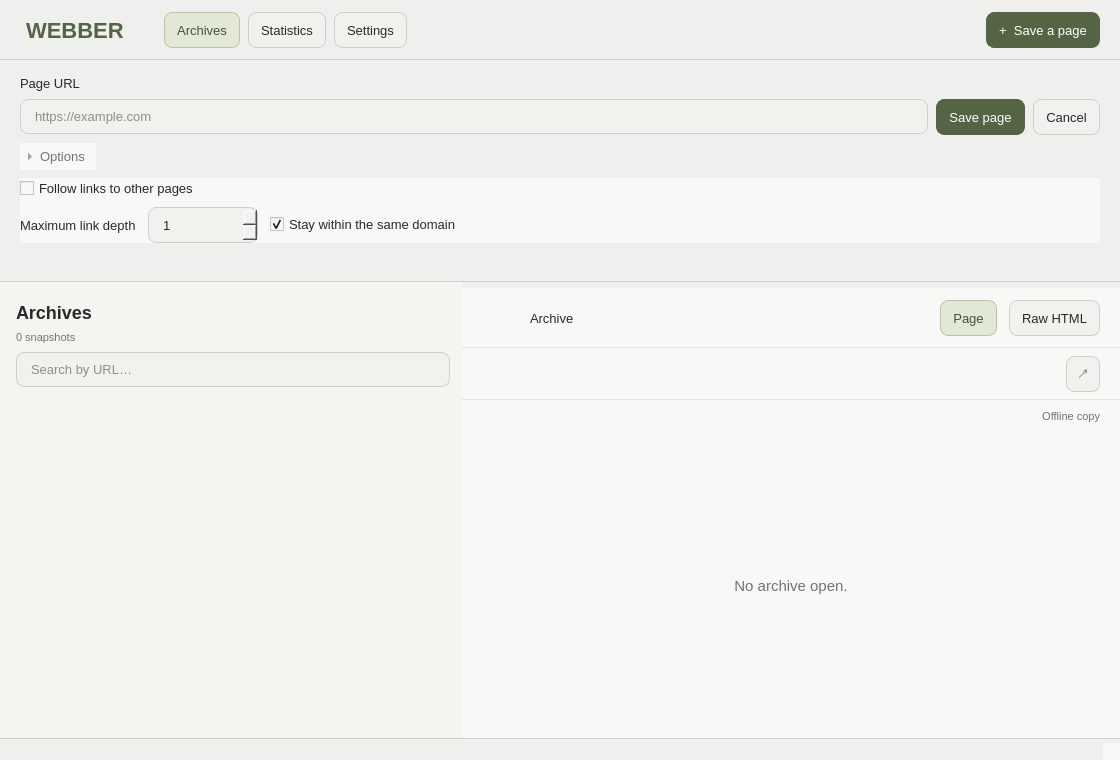
Old version of the form frontend/src/ui/main_window.ui in the repository jebraden/CSE115A-Webber.
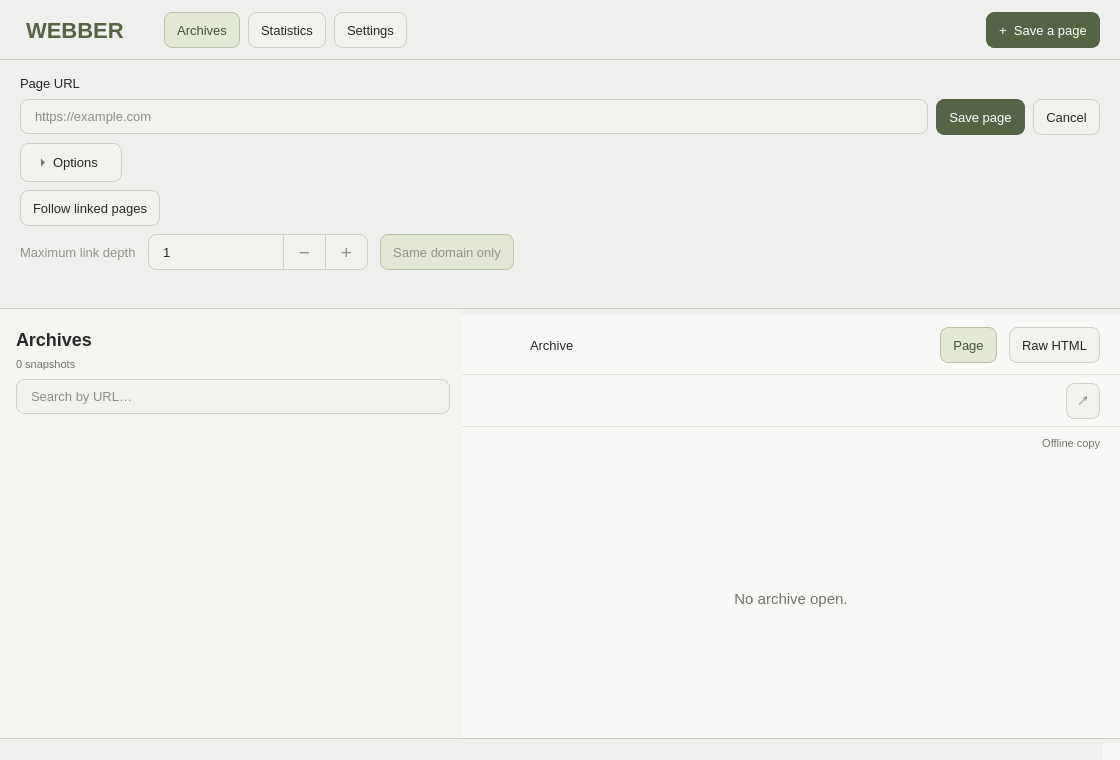
New version of the form. Icons and pictures are not drawn.

Commit message: 4.6.1: align crawl controls with existing UI styling

The edit to the form file:
```diff
--- a/frontend/src/ui/main_window.ui
+++ b/frontend/src/ui/main_window.ui
@@ -10,12 +10,12 @@
 QLabel { background: transparent; }
 QWidget#navigationBar, QWidget#capturePanel { background: #efefed; border-bottom: 1px solid #cececa; }
 QLabel#brandLabel { background: transparent; color: #566446; font-size: 22px; font-weight: 600; padding: 0 8px 0 0; }
-QPushButton { min-height: 18px; padding: 8px 12px; border: 1px solid #cececa; border-radius: 8px; background: #f1f1ee; }
+QPushButton, QToolButton#captureOptionsButton { min-height: 18px; padding: 8px 12px; border: 1px solid #cececa; border-radius: 8px; background: #f1f1ee; }
 QPushButton#sidebarToggle { padding: 5px; border: none; background: transparent; }
 QPushButton#sidebarToggle:hover { background: #e9ecdf; }
-QPushButton:hover { background: #e9ecdf; }
-QPushButton:checked { background: #e3e8d6; color: #435435; border-color: #b7c4a7; }
-QPushButton:focus { border-color: #879b76; }
+QPushButton:hover, QToolButton#captureOptionsButton:hover { background: #e9ecdf; }
+QPushButton:checked, QToolButton#captureOptionsButton:checked { background: #e3e8d6; color: #435435; border-color: #b7c4a7; }
+QPushButton:focus, QToolButton#captureOptionsButton:focus { border-color: #879b76; }
 QPushButton#savePageButton, QPushButton#captureButton { background: #566446; color: #ffffff; border-color: #566446; }
 QPushButton#savePageButton:hover, QPushButton#captureButton:hover { background: #4b5a3d; border-color: #4b5a3d; }
 QPushButton#savePageButton:pressed, QPushButton#captureButton:pressed { background: #414f35; border-color: #414f35; }
@@ -40,11 +40,11 @@
 QLabel#webpageHeading { font-size: 15px; margin-top: 20px; }
 QLabel#viewingDescription { color: #737370; font-size: 12px; }
 QSpinBox { min-height: 18px; background: #f1f1ee; color: #292929; padding: 8px 12px; border: 1px solid #cececa; border-top-left-radius: 8px; border-bottom-left-radius: 8px; }
-QPushButton#zoomDecrease, QPushButton#textSizeDecrease { background: #f1f1ee; border-radius: 0; border-left: none; padding: 6px; font-size: 19px; }
-QPushButton#zoomIncrease, QPushButton#textSizeIncrease { background: #f1f1ee; border-top-left-radius: 0; border-bottom-left-radius: 0; border-top-right-radius: 8px; border-bottom-right-radius: 8px; border-left: none; padding: 6px; font-size: 19px; }
-QPushButton#zoomDecrease:hover, QPushButton#zoomIncrease:hover, QPushButton#textSizeDecrease:hover, QPushButton#textSizeIncrease:hover { background: #e9ecdf; }
-QToolButton#captureOptionsButton { color: #737370; border: none; padding: 4px 0; }
-QSpinBox#crawlDepthInput { border-radius: 8px; padding-right: 30px; }
+QPushButton#zoomDecrease, QPushButton#textSizeDecrease, QPushButton#crawlDepthDecrease { background: #f1f1ee; border-radius: 0; border-left: none; padding: 6px; font-size: 19px; }
+QPushButton#zoomIncrease, QPushButton#textSizeIncrease, QPushButton#crawlDepthIncrease { background: #f1f1ee; border-top-left-radius: 0; border-bottom-left-radius: 0; border-top-right-radius: 8px; border-bottom-right-radius: 8px; border-left: none; padding: 6px; font-size: 19px; }
+QPushButton#zoomDecrease:hover, QPushButton#zoomIncrease:hover, QPushButton#textSizeDecrease:hover, QPushButton#textSizeIncrease:hover, QPushButton#crawlDepthDecrease:hover, QPushButton#crawlDepthIncrease:hover { background: #e9ecdf; }
+QWidget#captureOptionsPanel, QWidget#crawlFields, QWidget#crawlDepthStepper { background: transparent; }
+QWidget#crawlFields QLabel:disabled, QSpinBox#crawlDepthInput:disabled QLineEdit { color: #92928e; }
 QSpinBox QLineEdit { padding: 0; border: none; background: transparent; color: #292929; border-radius: 0; }
 QSpinBox:focus, QLineEdit:focus, QComboBox:focus { border-color: #879b76; }
 QComboBox { min-height: 18px; background: #f1f1ee; color: #292929; padding: 8px 12px; border: 1px solid #cececa; border-radius: 8px; min-width: 150px; padding-right: 34px; }
@@ -112,10 +112,14 @@
        <property name="leftMargin"><number>0</number></property><property name="topMargin"><number>0</number></property>
        <property name="rightMargin"><number>0</number></property><property name="bottomMargin"><number>0</number></property>
        <property name="spacing"><number>8</number></property>
-       <item><widget class="QCheckBox" name="crawlEnabledCheck">
-        <property name="text"><string>Follow links to other pages</string></property>
-        <property name="toolTip"><string>Save linked pages recursively with this snapshot.</string></property>
-       </widget></item>
+       <item><layout class="QHBoxLayout" name="crawlToggleRow">
+        <item><widget class="QPushButton" name="crawlEnabledCheck">
+         <property name="text"><string>Follow linked pages</string></property>
+         <property name="checkable"><bool>true</bool></property>
+         <property name="toolTip"><string>Enable recursive crawling to edit the link depth and domain restriction.</string></property>
+        </widget></item>
+        <item><spacer name="crawlToggleSpacer"><property name="orientation"><enum>Qt::Horizontal</enum></property><property name="sizeHint" stdset="0"><size><width>20</width><height>20</height></size></property></spacer></item>
+       </layout></item>
        <item><widget class="QWidget" name="crawlFields">
         <property name="enabled"><bool>false</bool></property>
         <layout class="QHBoxLayout" name="crawlFieldsLayout">
@@ -126,15 +130,37 @@
           <property name="text"><string>Maximum link depth</string></property>
           <property name="buddy"><cstring>crawlDepthInput</cstring></property>
          </widget></item>
-         <item><widget class="QSpinBox" name="crawlDepthInput">
-          <property name="minimumSize"><size><width>110</width><height>36</height></size></property>
-          <property name="maximumSize"><size><width>150</width><height>16777215</height></size></property>
-          <property name="minimum"><number>1</number></property><property name="maximum"><number>2147483647</number></property>
-          <property name="value"><number>1</number></property>
-          <property name="toolTip"><string>Depth 1 includes pages linked directly from the entered URL.</string></property>
+         <item><widget class="QWidget" name="crawlDepthStepper">
+          <property name="minimumSize"><size><width>220</width><height>36</height></size></property>
+          <property name="maximumSize"><size><width>220</width><height>36</height></size></property>
+          <layout class="QHBoxLayout" name="crawlDepthStepperLayout">
+           <property name="spacing"><number>0</number></property>
+           <property name="leftMargin"><number>0</number></property><property name="topMargin"><number>0</number></property>
+           <property name="rightMargin"><number>0</number></property><property name="bottomMargin"><number>0</number></property>
+           <item><widget class="QSpinBox" name="crawlDepthInput">
+            <property name="accessibleName"><string>Maximum link depth</string></property>
+            <property name="minimumSize"><size><width>115</width><height>36</height></size></property>
+            <property name="buttonSymbols"><enum>QAbstractSpinBox::NoButtons</enum></property>
+            <property name="keyboardTracking"><bool>false</bool></property>
+            <property name="minimum"><number>1</number></property><property name="maximum"><number>2147483647</number></property>
+            <property name="value"><number>1</number></property>
+            <property name="toolTip"><string>Depth 1 includes pages linked directly from the entered URL.</string></property>
+           </widget></item>
+           <item><widget class="QPushButton" name="crawlDepthDecrease">
+            <property name="text"><string>−</string></property><property name="accessibleName"><string>Decrease link depth</string></property>
+            <property name="minimumSize"><size><width>42</width><height>36</height></size></property>
+            <property name="maximumSize"><size><width>42</width><height>42</height></size></property>
+           </widget></item>
+           <item><widget class="QPushButton" name="crawlDepthIncrease">
+            <property name="text"><string>+</string></property><property name="accessibleName"><string>Increase link depth</string></property>
+            <property name="minimumSize"><size><width>42</width><height>36</height></size></property>
+            <property name="maximumSize"><size><width>42</width><height>42</height></size></property>
+           </widget></item>
+          </layout>
          </widget></item>
-         <item><widget class="QCheckBox" name="crawlSameDomainCheck">
-          <property name="text"><string>Stay within the same domain</string></property>
+         <item><widget class="QPushButton" name="crawlSameDomainCheck">
+          <property name="text"><string>Same domain only</string></property>
+          <property name="checkable"><bool>true</bool></property>
           <property name="checked"><bool>true</bool></property>
          </widget></item>
          <item><spacer name="crawlFieldsSpacer"><property name="orientation"><enum>Qt::Horizontal</enum></property><property name="sizeHint" stdset="0"><size><width>20</width><height>20</height></size></property></spacer></item>
```
Left out of the diff: 2 changed lines with no effect on the pictures. The commit also changes 2 other files.
